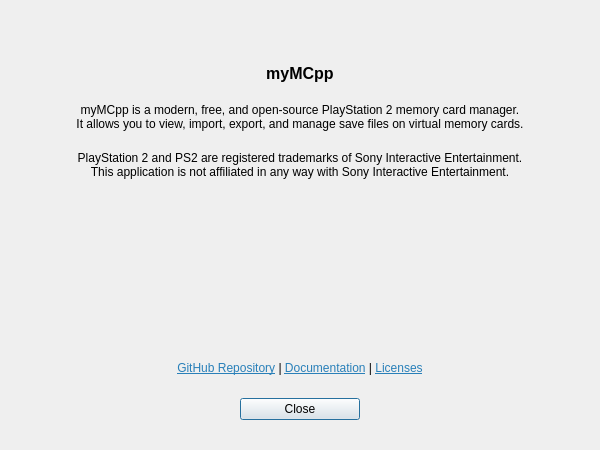
Before: the Qt Designer form src/ui/dialogs/AboutDialog.ui in PCSX2/myMCpp, drawn with Qt 5.
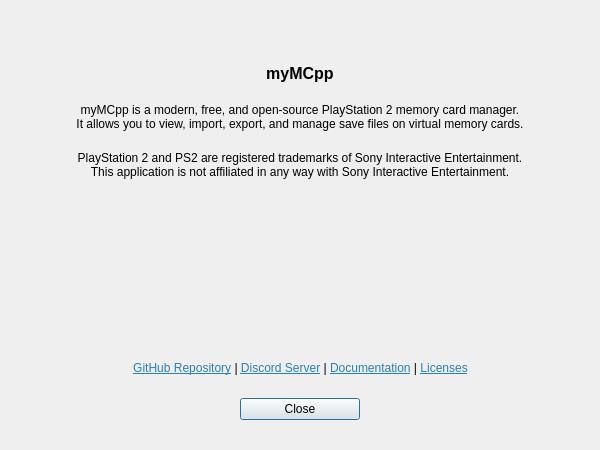
After: the same form once the commit is applied. Icons and pictures are not drawn.

Commit message: Qt: Add Discord server link to Help menu and About dialog

Diff of the .ui file:
```diff
--- a/src/ui/dialogs/AboutDialog.ui
+++ b/src/ui/dialogs/AboutDialog.ui
@@ -126,7 +126,7 @@
      <item>
       <widget class="QLabel" name="linksLabel">
        <property name="text">
-        <string>&lt;html&gt;&lt;head/&gt;&lt;body&gt;&lt;p&gt;&lt;a href=&quot;https://github.com/PCSX2/myMCpp&quot;&gt;&lt;span style=&quot; text-decoration: underline; color:#2980b9;&quot;&gt;GitHub Repository&lt;/span&gt;&lt;/a&gt; | &lt;a href=&quot;https://github.com/PCSX2/myMCpp/wiki&quot;&gt;&lt;span style=&quot; text-decoration: underline; color:#2980b9;&quot;&gt;Documentation&lt;/span&gt;&lt;/a&gt; | &lt;a href=&quot;#licenses&quot;&gt;&lt;span style=&quot; text-decoration: underline; color:#2980b9;&quot;&gt;Licenses&lt;/span&gt;&lt;/a&gt;&lt;/p&gt;&lt;/body&gt;&lt;/html&gt;</string>
+        <string>&lt;html&gt;&lt;head/&gt;&lt;body&gt;&lt;p&gt;&lt;a href=&quot;https://github.com/PCSX2/myMCpp&quot;&gt;&lt;span style=&quot; text-decoration: underline; color:#2980b9;&quot;&gt;GitHub Repository&lt;/span&gt;&lt;/a&gt; | &lt;a href=&quot;https://discord.gg/muHT5TBteJ&quot;&gt;&lt;span style=&quot; text-decoration: underline; color:#2980b9;&quot;&gt;Discord Server&lt;/span&gt;&lt;/a&gt; | &lt;a href=&quot;https://github.com/PCSX2/myMCpp/wiki&quot;&gt;&lt;span style=&quot; text-decoration: underline; color:#2980b9;&quot;&gt;Documentation&lt;/span&gt;&lt;/a&gt; | &lt;a href=&quot;#licenses&quot;&gt;&lt;span style=&quot; text-decoration: underline; color:#2980b9;&quot;&gt;Licenses&lt;/span&gt;&lt;/a&gt;&lt;/p&gt;&lt;/body&gt;&lt;/html&gt;</string>
        </property>
        <property name="alignment">
         <set>Qt::AlignCenter</set>
```
The commit also changes 3 other files.
